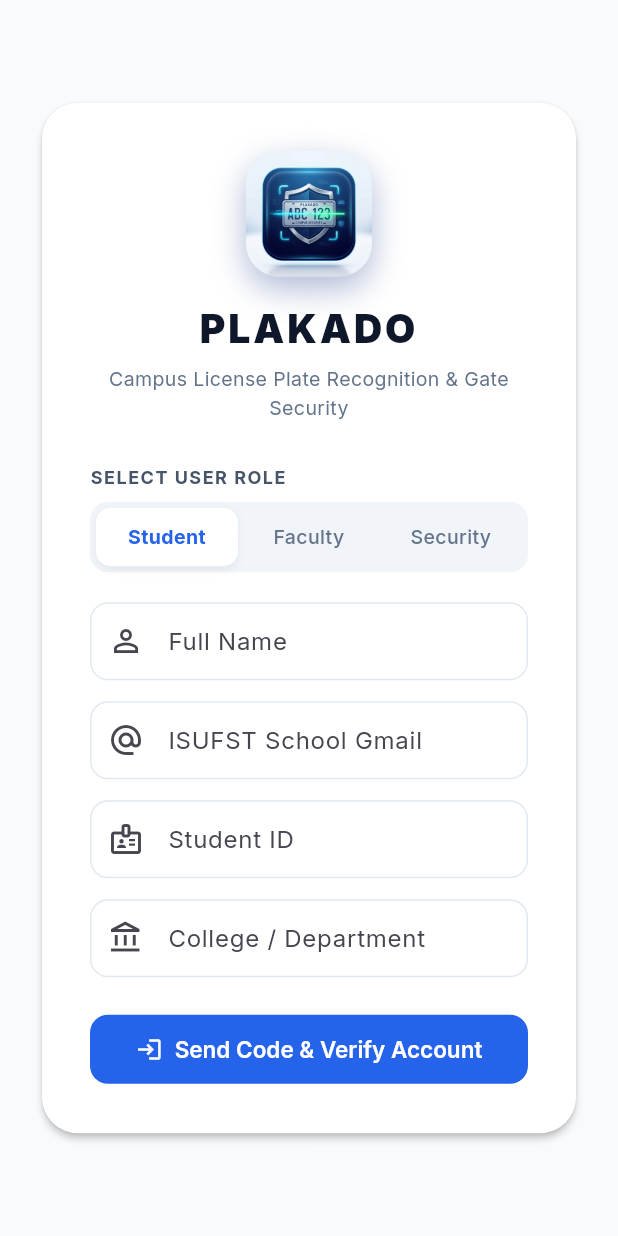
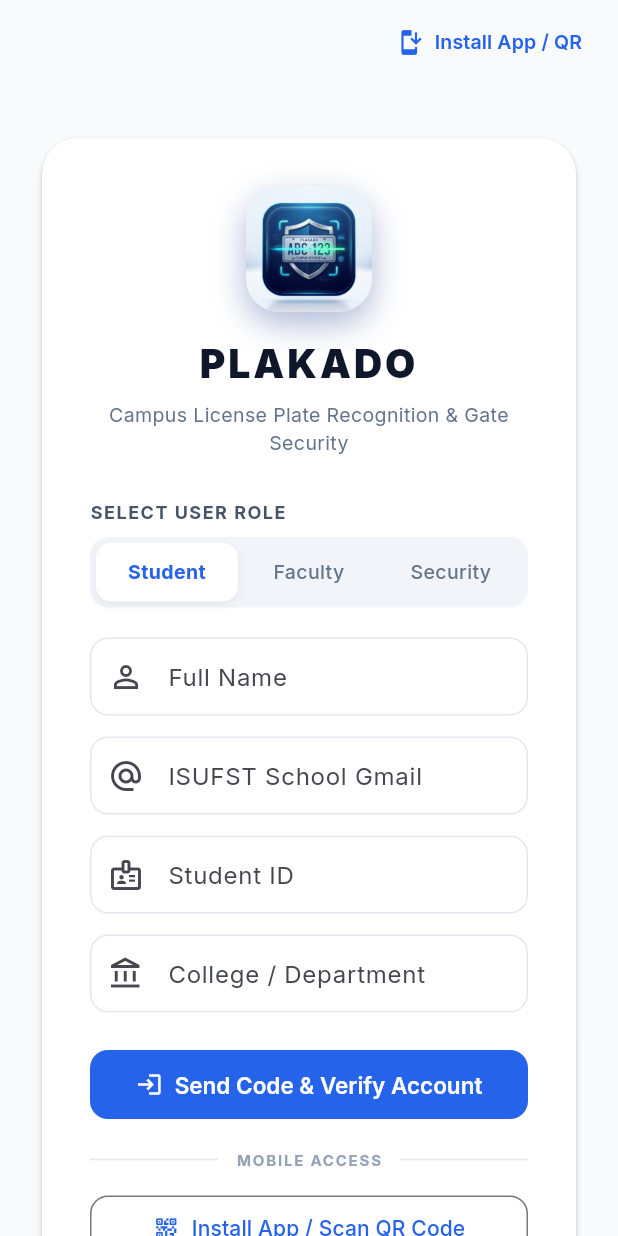
Before and after one commit to Ljam-hub/Plakado, a Flutter app: the screen it shows after launch, on a phone screen of 412 x 824 dp. Run offline on Flutter 3.47's test engine with Material 3 defaults, Android fonts, the light colour scheme and no system bars; our stand-ins replace cloud_firestore, firebase_core, google_fonts, image_picker, qr_flutter, shared_preferences; missing offline and left inert: google_mlkit_text_recognition; accounts and stored records are empty.

Commit message:
feat(ui): add in-app Install App & QR Code modal across Web, Login, and Dashboards

```diff
--- a/lib/views/auth/login_view.dart
+++ b/lib/views/auth/login_view.dart
@@ -3,6 +3,7 @@ import 'package:google_fonts/google_fonts.dart';
 import 'package:provider/provider.dart';
 import '../../controllers/auth_controller.dart';
 import '../../models/user_profile.dart';
+import '../common/app_install_dialog.dart';
 import 'otp_verification_dialog.dart';
 
 class LoginView extends StatefulWidget {
@@ -81,6 +82,24 @@ class _LoginViewState extends State<LoginView> {
     final isDark = Theme.of(context).brightness == Brightness.dark;
 
     return Scaffold(
+      appBar: AppBar(
+        backgroundColor: Colors.transparent,
+        elevation: 0,
+        actions: [
+          TextButton.icon(
+            onPressed: () => showDialog(
+              context: context,
+              builder: (_) => const AppInstallDialog(),
+            ),
+            icon: const Icon(Icons.install_mobile, size: 18),
+            label: const Text(
+              'Install App / QR',
+              style: TextStyle(fontWeight: FontWeight.w600, fontSize: 13),
+            ),
+          ),
+          const SizedBox(width: 8),
+        ],
+      ),
       body: SafeArea(
         child: Center(
           child: SingleChildScrollView(
@@ -241,6 +260,40 @@ class _LoginViewState extends State<LoginView> {
                             style: GoogleFonts.inter(fontWeight: FontWeight.w600, fontSize: 15),
                           ),
                         ),
+                        const SizedBox(height: 18),
+                        Row(
+                          children: [
+                            const Expanded(child: Divider()),
+                            Padding(
+                              padding: const EdgeInsets.symmetric(horizontal: 12),
+                              child: Text(
+                                'MOBILE ACCESS',
+                                style: GoogleFonts.inter(
+                                  fontSize: 10,
+                                  fontWeight: FontWeight.w700,
+                                  color: isDark ? const Color(0xFF64748B) : const Color(0xFF94A3B8),
+                                  letterSpacing: 1.2,
+                                ),
+                              ),
+                            ),
+                            const Expanded(child: Divider()),
+                          ],
+                        ),
+                        const SizedBox(height: 14),
+                        OutlinedButton.icon(
+                          onPressed: () => showDialog(
+                            context: context,
+                            builder: (_) => const AppInstallDialog(),
+                          ),
+                          icon: const Icon(Icons.qr_code_2_rounded, color: Color(0xFF2563EB)),
+                          label: const Text('Install App / Scan QR Code'),
+                          style: OutlinedButton.styleFrom(
+                            padding: const EdgeInsets.symmetric(vertical: 12),
+                            shape: RoundedRectangleBorder(
+                              borderRadius: BorderRadius.circular(12),
+                            ),
+                          ),
+                        ),
                       ],
                     ),
                   ),
--- a/lib/views/portal/student_faculty_dashboard_view.dart
+++ b/lib/views/portal/student_faculty_dashboard_view.dart
@@ -13,6 +13,7 @@ import '../widgets/plate_display_widget.dart';
 import 'register_vehicle_view.dart';
 import 'digital_gate_pass_view.dart';
 import 'edit_profile_view.dart';
+import '../common/app_install_dialog.dart';
 
 class StudentFacultyDashboardView extends StatelessWidget {
   const StudentFacultyDashboardView({super.key});
@@ -70,6 +71,14 @@ class StudentFacultyDashboardView extends StatelessWidget {
           ],
         ),
         actions: [
+          IconButton(
+            tooltip: 'Get Mobile App / Scan QR',
+            icon: const Icon(Icons.qr_code_2),
+            onPressed: () => showDialog(
+              context: context,
+              builder: (_) => const AppInstallDialog(),
+            ),
+          ),
           IconButton(
             tooltip: 'Theme: ${themeCtrl.themeModeName} (Click to switch)',
             icon: Icon(
--- a/lib/views/security/security_dashboard_view.dart
+++ b/lib/views/security/security_dashboard_view.dart
@@ -13,6 +13,7 @@ import 'visitor_registration_view.dart';
 import 'gate_logs_view.dart';
 import 'registered_vehicles_directory.dart';
 import '../portal/edit_profile_view.dart';
+import '../common/app_install_dialog.dart';
 
 class SecurityDashboardView extends StatelessWidget {
   const SecurityDashboardView({super.key});
@@ -53,6 +54,14 @@ class SecurityDashboardView extends StatelessWidget {
           ],
         ),
         actions: [
+          IconButton(
+            tooltip: 'Get Mobile App / Scan QR',
+            icon: const Icon(Icons.qr_code_2),
+            onPressed: () => showDialog(
+              context: context,
+              builder: (_) => const AppInstallDialog(),
+            ),
+          ),
           Consumer<ThemeController>(
             builder: (context, themeCtrl, _) {
               final isDark = themeCtrl.isDarkMode(context);
--- a/pubspec.yaml
+++ b/pubspec.yaml
@@ -47,6 +47,7 @@ dependencies:
   cloud_firestore: ^7.0.0
   firebase_auth: ^7.0.0
   http: ^1.2.2
+  url_launcher: ^6.3.2
 
 dev_dependencies:
   flutter_test:
```
Also changed, not shown: lib/views/common/app_install_dialog.dart (added, +344 -0 lines), pubspec.lock.
